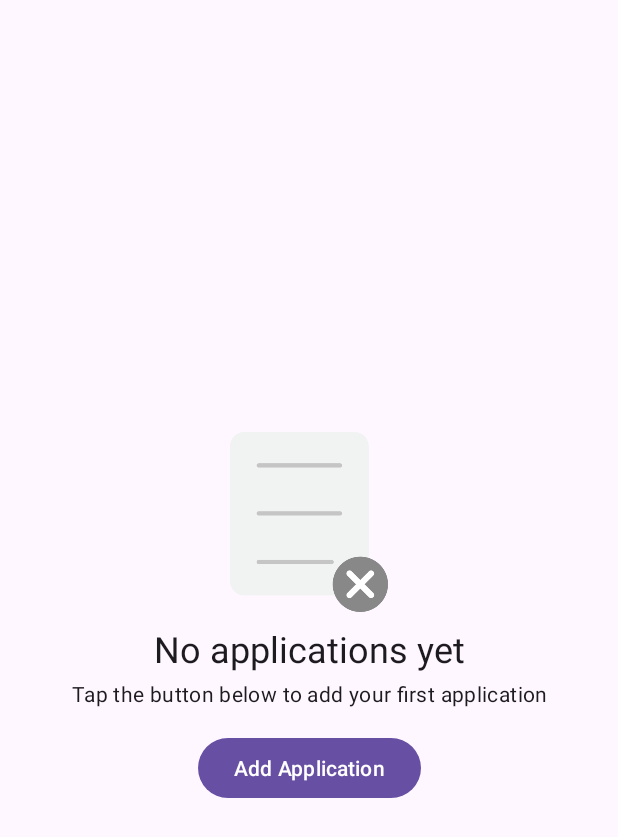
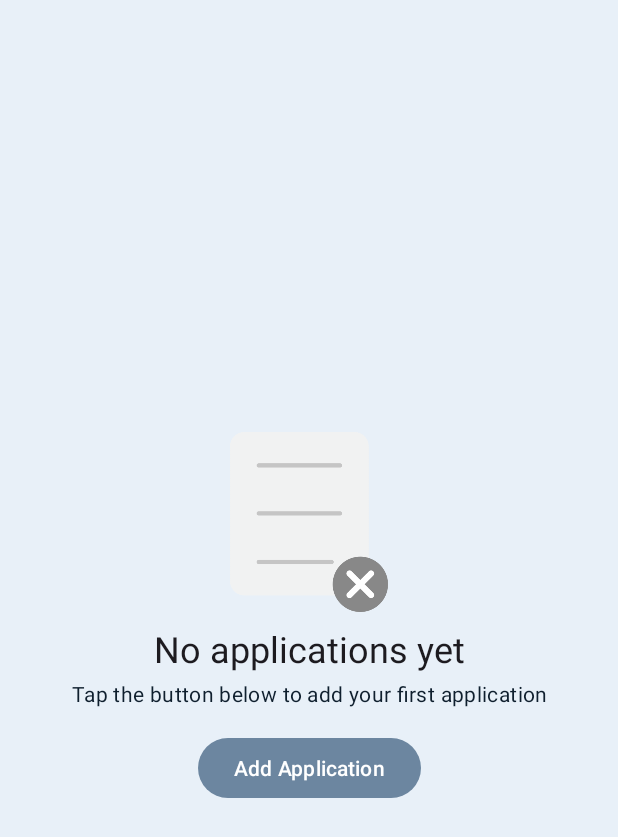
Before and after one commit to igor96SS/jobtracker, an Android app: the screen it shows after launch (MainActivity), on a phone screen of 412 x 824 dp. Shown: the top 837 px of the screen. Run offline under Robolectric (Android 15) with nearby library versions, the phone set to English and light mode, and no system bars; our stand-ins replace Room's generated code.

Commit message:
light mode colors and theme

```diff
--- a/app/src/main/res/values/colors.xml
+++ b/app/src/main/res/values/colors.xml
@@ -22,4 +22,21 @@
     <color name="onBackground">#CFD8E9</color>
     <color name="onSurface">#D4DDEA</color>
     <color name="onError">#000000</color>
+
+    <!-- Light theme colors -->
+    <color name="light_colorPrimary">#6C86A0</color>
+    <color name="light_colorPrimaryVariant">#607D99</color>
+    <color name="light_colorSecondary">#7A97B5</color>
+    <color name="light_colorSecondaryVariant">#A0B8D1</color>
+    <color name="light_colorBackground">#E8F0F8</color>
+    <color name="light_colorSurface">#E9F1FA</color>
+    <color name="light_colorError">#B00020</color>
+
+    <color name="light_onPrimary">#FFFFFF</color>
+    <color name="light_onSecondary">#1A2E44</color>
+    <color name="light_onBackground">#0F1F2E</color>
+    <color name="light_onSurface">#1C2E44</color>
+    <color name="light_onError">#FFFFFF</color>
+
+
 </resources>
--- a/app/src/main/res/values/themes.xml
+++ b/app/src/main/res/values/themes.xml
@@ -2,7 +2,35 @@
     <!-- Base application theme. -->
     <style name="Base.Theme.GestorCandidaturas" parent="Theme.Material3.DayNight.NoActionBar">
         <!-- Customize your light theme here. -->
-        <!-- <item name="colorPrimary">@color/my_light_primary</item> -->
+        <!-- Primary colors -->
+        <item name="colorPrimary">@color/light_colorPrimary</item>
+        <item name="colorPrimaryVariant">@color/light_colorPrimaryVariant</item>
+        <item name="colorOnPrimary">@color/light_onPrimary</item>
+
+        <!-- Secondary colors -->
+        <item name="colorSecondary">@color/light_colorSecondary</item>
+        <item name="colorSecondaryVariant">@color/light_colorSecondaryVariant</item>
+        <item name="colorOnSecondary">@color/light_onSecondary</item>
+
+        <!-- Background and surface -->
+        <item name="colorOnBackground">@color/light_onBackground</item>
+        <item name="colorSurface">@color/light_colorSurface</item>
+        <item name="colorOnSurface">@color/light_onSurface</item>
+
+        <!-- Error colors -->
+        <item name="colorError">@color/light_colorError</item>
+        <item name="colorOnError">@color/light_onError</item>
+
+        <item name="android:windowBackground">@color/light_colorBackground</item>
+        <item name="android:navigationBarColor">@color/light_colorBackground</item>
+        <item name="android:statusBarColor">@color/light_colorPrimaryVariant</item>
+        <item name="android:textColorLink">@color/light_onBackground</item>
+    </style>
+
+    <style name="MyAlertDialogTheme" parent="Theme.Material3.DayNight.Dialog.Alert">
+        <item name="colorPrimary">@color/light_colorSecondary</item>
+        <item name="colorSurface">@color/light_colorSurface</item>         <!-- Fundo do dialog -->
+        <item name="colorOnSurface">@color/light_onSurface</item>
     </style>
 
     <style name="Theme.GestorCandidaturas" parent="Base.Theme.GestorCandidaturas" />
```
